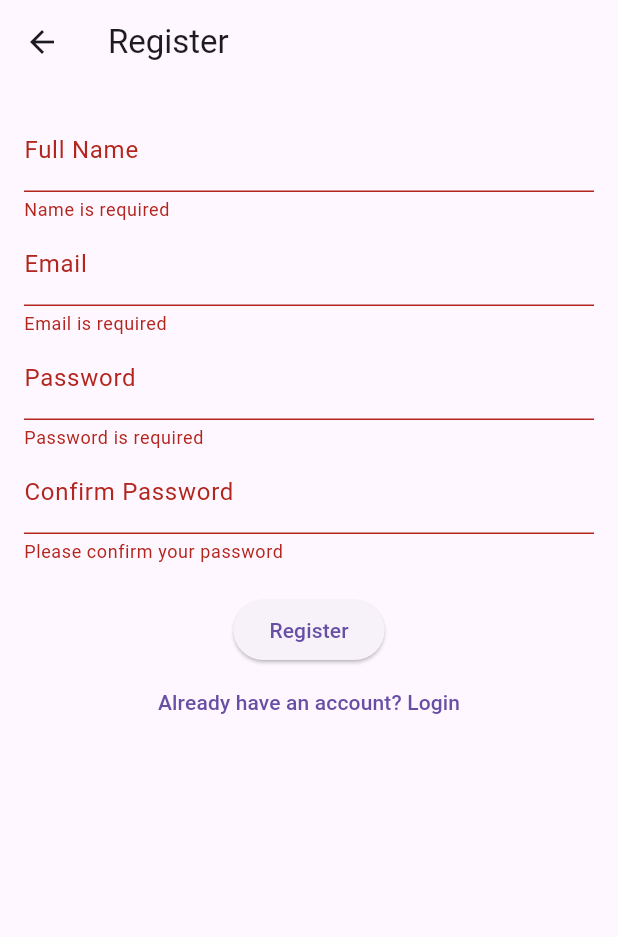
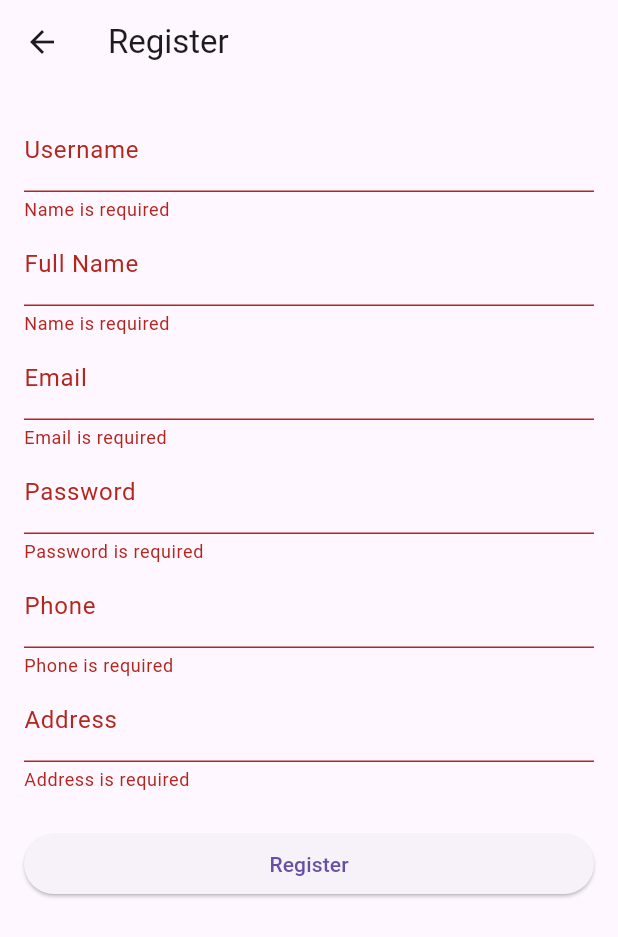
Before and after one commit to aleedoe/w-p-s6, a Flutter app: the RegisterScreen screen opened by its route, after a tap on "Register", on a phone screen of 412 x 824 dp. Shown: the top 937 px of the screen. Run offline on Flutter 3.47's test engine with Material 3 defaults, Android fonts, the phone set to English and light mode, and no system bars; our stand-ins replace dio, flutter_riverpod, flutter_secure_storage; accounts and stored records are empty.

Commit message:
updated mobile

```diff
--- a/frontend/mobile/lib/models/auth/register_request.dart
+++ b/frontend/mobile/lib/models/auth/register_request.dart
@@ -1,17 +1,26 @@
 class RegisterRequest {
+  final String username;
   final String email;
   final String password;
   final String name;
+  final String phone;
+  final String address;
 
   RegisterRequest({
+    required this.username,
     required this.email,
     required this.password,
     required this.name,
+    required this.phone,
+    required this.address,
   });
 
   Map<String, dynamic> toJson() => {
+        'username': username,
         'email': email,
         'password': password,
         'name': name,
+        'phone': phone,
+        'address': address,
       };
 }
--- a/frontend/mobile/lib/models/auth/token_response.dart
+++ b/frontend/mobile/lib/models/auth/token_response.dart
@@ -4,6 +4,12 @@ class TokenResponse {
   TokenResponse({required this.token});
 
   factory TokenResponse.fromJson(Map<String, dynamic> json) {
-    return TokenResponse(token: json['token']);
+    if (json['access_token'] == null) {
+      throw Exception('Access token not found in response');
+    }
+
+    return TokenResponse(
+      token: json['access_token'],
+    );
   }
 }
--- a/frontend/mobile/lib/providers/auth_provider.dart
+++ b/frontend/mobile/lib/providers/auth_provider.dart
@@ -27,11 +27,25 @@ class AuthNotifier extends StateNotifier<AsyncValue<void>> {
     }
   }
 
-  Future<void> register(String email, String password, String name) async {
+  Future<void> register({
+    required String username,
+    required String email,
+    required String password,
+    required String name,
+    required String phone,
+    required String address,
+  }) async {
     state = const AsyncValue.loading();
     try {
       final response = await ref.read(authServiceProvider).register(
-            RegisterRequest(email: email, password: password, name: name),
+            RegisterRequest(
+              username: username,
+              email: email,
+              password: password,
+              name: name,
+              phone: phone,
+              address: address,
+            ),
           );
       await SecureStorage.saveToken(response.token);
       state = const AsyncValue.data(null);
--- a/frontend/mobile/lib/services/api_service.dart
+++ b/frontend/mobile/lib/services/api_service.dart
@@ -12,7 +12,7 @@ class ApiService {
 
   ApiService(this.ref) {
     _dio = Dio(BaseOptions(
-      baseUrl: 'http://your-flask-backend.com', // Replace with your backend URL
+      baseUrl: 'http://127.0.0.1:5000', // Replace with your backend URL
       connectTimeout: const Duration(seconds: 10),
       receiveTimeout: const Duration(seconds: 10),
     ));
--- a/frontend/mobile/lib/utils/validators.dart
+++ b/frontend/mobile/lib/utils/validators.dart
@@ -38,4 +38,21 @@ class Validators {
     }
     return null;
   }
+
+  static String? validatePhone(String? value) {
+    if (value == null || value.isEmpty) {
+      return 'Phone is required';
+    }
+    if (!RegExp(r'^\+?\d{9,15}$').hasMatch(value)) {
+      return 'Enter a valid phone number';
+    }
+    return null;
+  }
+
+  static String? validateAddress(String? value) {
+    if (value == null || value.isEmpty) {
+      return 'Address is required';
+    }
+    return null;
+  }
 }
--- a/frontend/mobile/lib/views/auth/register_screen.dart
+++ b/frontend/mobile/lib/views/auth/register_screen.dart
@@ -1,6 +1,6 @@
 import 'package:flutter/material.dart';
 import 'package:flutter_riverpod/flutter_riverpod.dart';
-import 'package:mobile/providers/auth_provider.dart';
+import '../../providers/auth_provider.dart';
 import '../../utils/validators.dart';
 
 class RegisterScreen extends ConsumerStatefulWidget {
@@ -12,57 +12,66 @@ class RegisterScreen extends ConsumerStatefulWidget {
 
 class _RegisterScreenState extends ConsumerState<RegisterScreen> {
   final _formKey = GlobalKey<FormState>();
+  final _usernameController = TextEditingController();
+  final _nameController = TextEditingController();
   final _emailController = TextEditingController();
   final _passwordController = TextEditingController();
-  final _nameController = TextEditingController();
-  final _confirmPasswordController = TextEditingController();
-  bool _isLoading = false;
+  final _phoneController = TextEditingController();
+  final _addressController = TextEditingController();
 
   @override
   void dispose() {
+    _usernameController.dispose();
+    _nameController.dispose();
     _emailController.dispose();
     _passwordController.dispose();
-    _nameController.dispose();
-    _confirmPasswordController.dispose();
+    _phoneController.dispose();
+    _addressController.dispose();
     super.dispose();
   }
 
-  Future<void> _submit() async {
-    if (!_formKey.currentState!.validate()) return;
-
-    setState(() => _isLoading = true);
+  Future<void> _register() async {
+    if (_formKey.currentState!.validate()) {
       try {
         await ref.read(authProvider.notifier).register(
-            _emailController.text.trim(),
-            _passwordController.text.trim(),
-            _nameController.text.trim(),
+              username: _usernameController.text.trim(),
+              name: _nameController.text.trim(),
+              email: _emailController.text.trim(),
+              password: _passwordController.text.trim(),
+              phone: _phoneController.text.trim(),
+              address: _addressController.text.trim(),
             );
         if (mounted) {
+          ScaffoldMessenger.of(context).showSnackBar(
+            const SnackBar(content: Text('Registration successful')),
+          );
           Navigator.pushReplacementNamed(context, '/home');
         }
       } catch (e) {
-      if (mounted) {
         ScaffoldMessenger.of(context).showSnackBar(
-          SnackBar(content: Text(e.toString())),
+          SnackBar(content: Text('Registration failed: ${e.toString()}')),
         );
-      }
-    } finally {
-      if (mounted) {
-        setState(() => _isLoading = false);
       }
     }
   }
 
   @override
   Widget build(BuildContext context) {
+    final isLoading = ref.watch(authProvider).isLoading;
+
     return Scaffold(
       appBar: AppBar(title: const Text('Register')),
       body: Padding(
         padding: const EdgeInsets.all(16.0),
         child: Form(
           key: _formKey,
-          child: Column(
+          child: ListView(
             children: [
+              TextFormField(
+                controller: _usernameController,
+                decoration: const InputDecoration(labelText: 'Username'),
+                validator: Validators.validateName,
+              ),
               TextFormField(
                 controller: _nameController,
                 decoration: const InputDecoration(labelText: 'Full Name'),
@@ -81,27 +90,22 @@ class _RegisterScreenState extends ConsumerState<RegisterScreen> {
                 validator: Validators.validatePassword,
               ),
               TextFormField(
-                controller: _confirmPasswordController,
-                decoration:
-                    const InputDecoration(labelText: 'Confirm Password'),
-                obscureText: true,
-                validator: (value) => Validators.validateConfirmPassword(
-                  value,
-                  _passwordController.text,
+                controller: _phoneController,
+                decoration: const InputDecoration(labelText: 'Phone'),
+                keyboardType: TextInputType.phone,
+                validator: Validators.validatePhone,
               ),
+              TextFormField(
+                controller: _addressController,
+                decoration: const InputDecoration(labelText: 'Address'),
+                validator: Validators.validateAddress,
               ),
-              const SizedBox(height: 20),
+              const SizedBox(height: 24),
               ElevatedButton(
-                onPressed: _isLoading ? null : _submit,
-                child: _isLoading
+                onPressed: isLoading ? null : _register,
+                child: isLoading
                     ? const CircularProgressIndicator()
                     : const Text('Register'),
-              ),
-              TextButton(
-                onPressed: () {
-                  Navigator.pushReplacementNamed(context, '/login');
-                },
-                child: const Text('Already have an account? Login'),
               ),
             ],
           ),
```
Also changed, not shown: 2 other files. Lines whose indentation alone changed are shown as unchanged.
